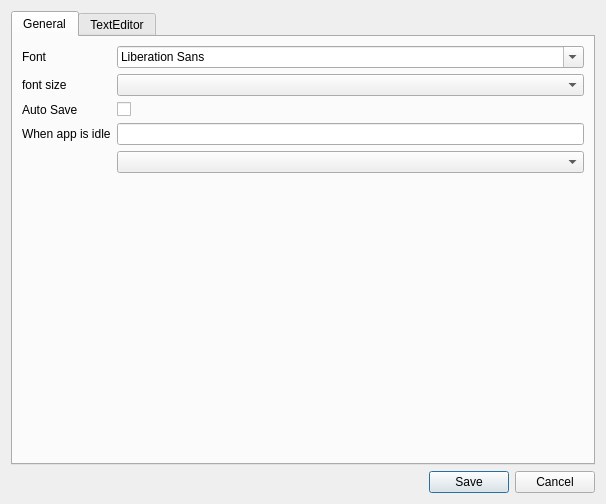
First picture: the form in src/settings.ui, repository kum8r/SimpleCodeEditor, before the edit.
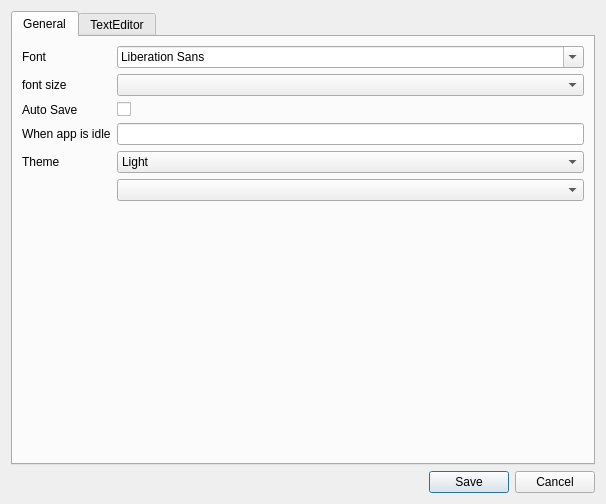
Second picture: the form after the edit. The open tabs and pages were chosen to show the change.

Commit message: added dark theme support

Diff of the .ui file:
```diff
--- a/src/settings.ui
+++ b/src/settings.ui
@@ -105,6 +105,27 @@
        <item row="3" column="1">
         <widget class="QLineEdit" name="autosavetimesec"/>
        </item>
+       <item row="4" column="0">
+        <widget class="QLabel" name="label_5">
+         <property name="text">
+          <string>Theme</string>
+         </property>
+        </widget>
+       </item>
+       <item row="4" column="1">
+        <widget class="QComboBox" name="themeComboBox">
+         <item>
+          <property name="text">
+           <string>Light</string>
+          </property>
+         </item>
+         <item>
+          <property name="text">
+           <string>Dark</string>
+          </property>
+         </item>
+        </widget>
+       </item>
       </layout>
      </widget>
      <widget class="QWidget" name="texteditor">
```
Left out of the diff: 2 changed lines with no effect on the pictures. The commit also changes 11 other files.
